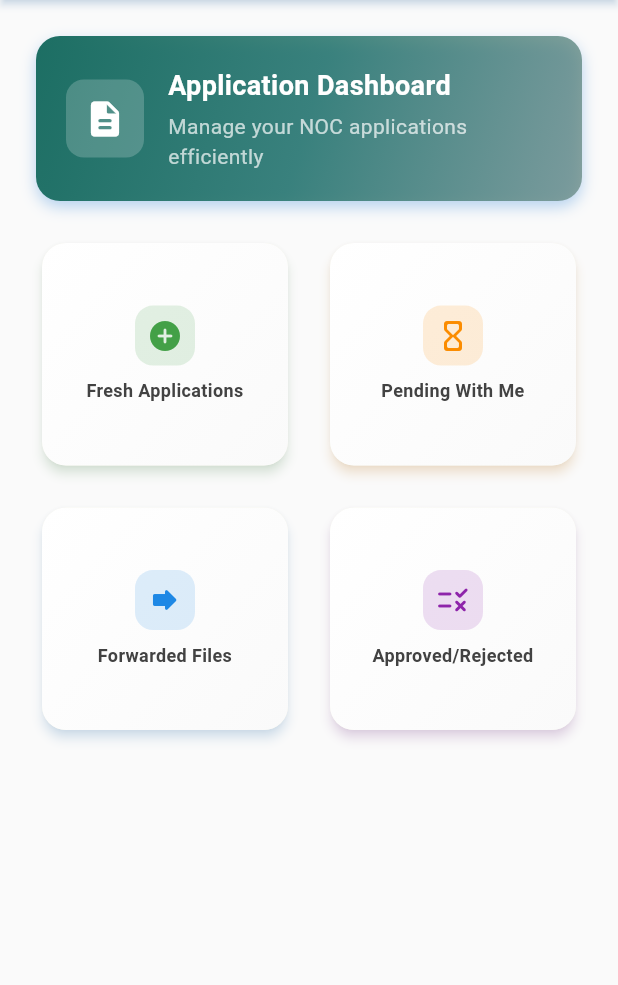
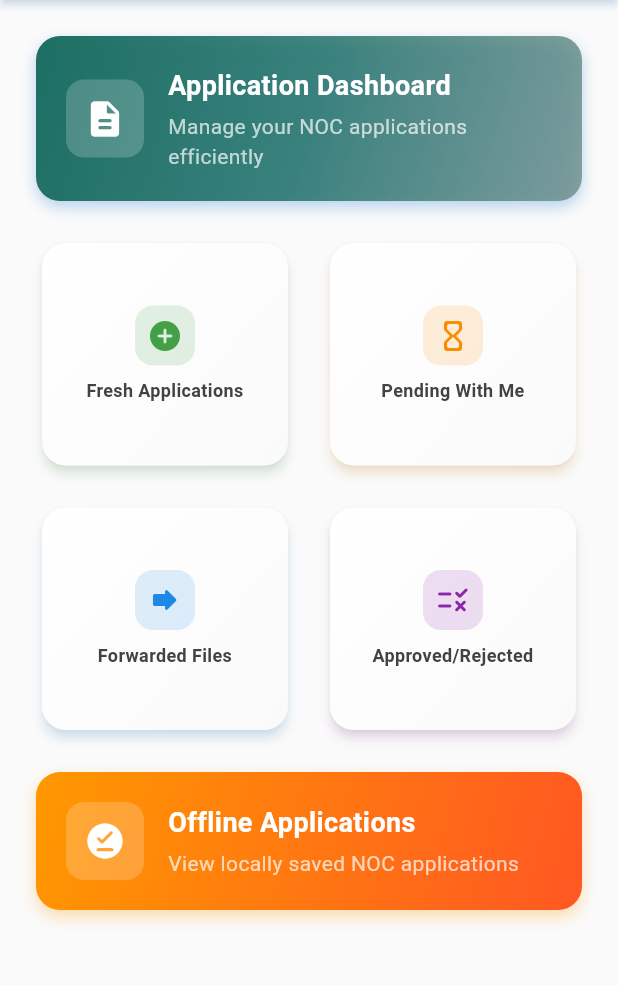
Before and after one commit to abhijeeeth/T-gram, a Flutter app: the NocApplictaionTiles screen opened directly, on a phone screen of 412 x 824 dp, the part 84-1069 px from its top. Run offline on Flutter 3.47's test engine with Material 3 defaults, Android fonts, the phone set to English and light mode, and no system bars; our stand-ins replace bloc, dio, file_picker, flutter_bloc, fluttertoast, geocoding and 15 more; missing offline and left inert: flutter_downloader, geolocator_web, image_picker_for_web, mobile_scanner, schedulers, shared_preferences_web; accounts and stored records are empty.

Commit message:
offline listerd

```diff
--- a/lib/noctiles.dart
+++ b/lib/noctiles.dart
@@ -4,6 +4,7 @@ import 'package:tigramnks/Nocfreshlist.dart';
 import 'package:tigramnks/bloc/main_bloc.dart';
 import 'package:tigramnks/nocapprovedrejectedlist.dart';
 import 'package:tigramnks/nocforwardedlist.dart';
+import 'package:tigramnks/nocofflinelist.dart';
 import 'package:tigramnks/nocpendingwithmelist.dart';
 
 class NocApplictaionTiles extends StatefulWidget {
@@ -235,6 +236,79 @@ class _NocApplictaionTilesState extends State<NocApplictaionTiles> {
                   ),
                 ),
               ),
+              const SizedBox(height: 24.0),
+              InkWell(
+                onTap: () {
+                  Navigator.of(context).push(
+                    MaterialPageRoute(
+                      builder: (context) => const Nocofflinelist(),
+                    ),
+                  );
+                },
+                child: Container(
+                  width: double.infinity,
+                  padding: const EdgeInsets.all(20.0),
+                  margin: const EdgeInsets.only(bottom: 24.0),
+                  decoration: BoxDecoration(
+                    gradient: const LinearGradient(
+                      colors: [
+                        Colors.orange,
+                        Colors.deepOrange,
+                      ],
+                      begin: Alignment.topLeft,
+                      end: Alignment.bottomRight,
+                    ),
+                    borderRadius: BorderRadius.circular(16.0),
+                    boxShadow: [
+                      BoxShadow(
+                        color: Colors.orange.withOpacity(0.3),
+                        blurRadius: 8,
+                        offset: const Offset(0, 4),
+                      ),
+                    ],
+                  ),
+                  child: Row(
+                    children: [
+                      Container(
+                        padding: const EdgeInsets.all(12.0),
+                        decoration: BoxDecoration(
+                          color: Colors.white.withOpacity(0.2),
+                          borderRadius: BorderRadius.circular(12.0),
+                        ),
+                        child: const Icon(
+                          Icons.offline_pin_rounded,
+                          color: Colors.white,
+                          size: 28,
+                        ),
+                      ),
+                      const SizedBox(width: 16),
+                      const Expanded(
+                        child: Column(
+                          crossAxisAlignment: CrossAxisAlignment.start,
+                          children: [
+                            Text(
+                              'Offline Applications',
+                              style: TextStyle(
+                                color: Colors.white,
+                                fontSize: 18,
+                                fontWeight: FontWeight.bold,
+                              ),
+                            ),
+                            SizedBox(height: 4),
+                            Text(
+                              'View locally saved NOC applications',
+                              style: TextStyle(
+                                color: Colors.white70,
+                                fontSize: 14,
+                              ),
+                            ),
+                          ],
+                        ),
+                      ),
+                    ],
+                  ),
+                ),
+              ),
             ],
           ),
         ),
```
Also changed, not shown: lib/nocofflinelist.dart (added, +136 -0 lines).
